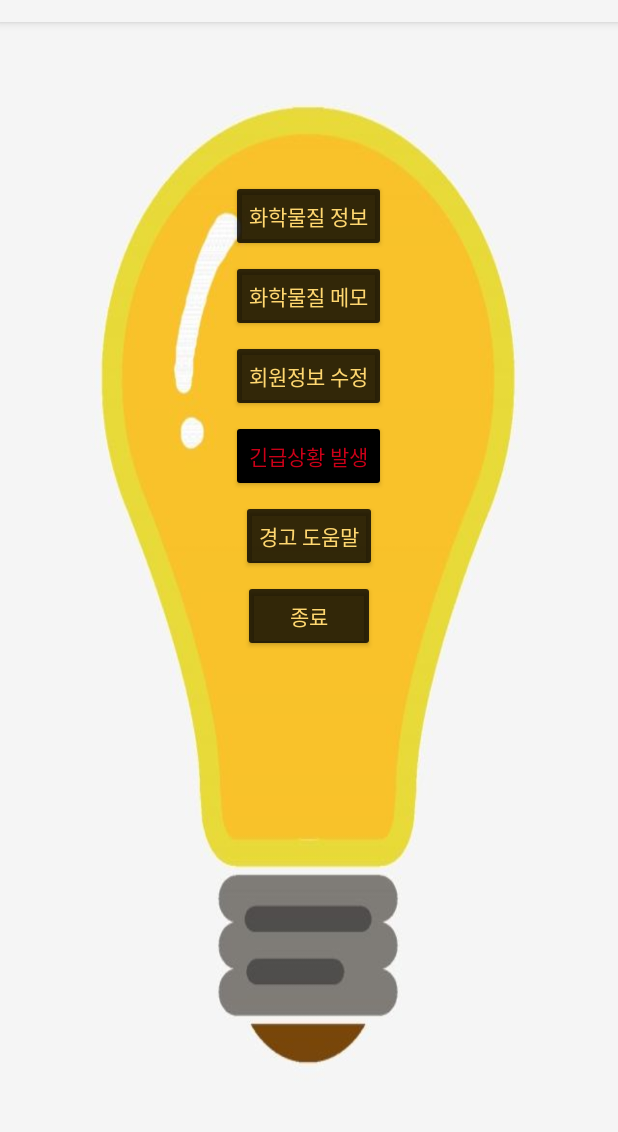
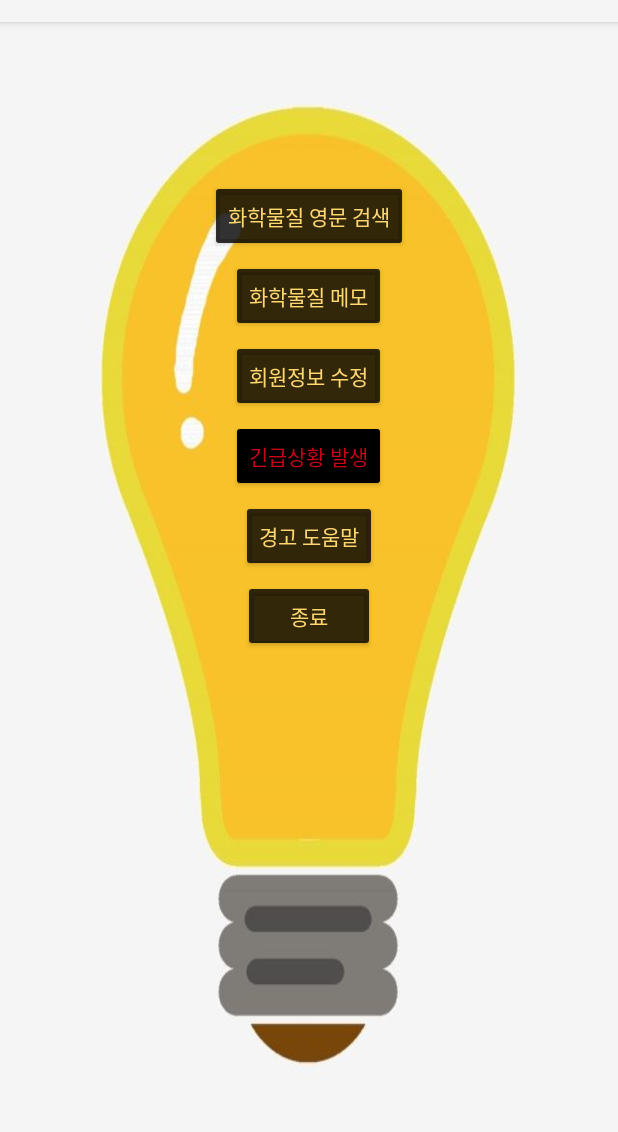
Before and after one commit to Gyubin-Han/MA-SafeLab, an Android app: the MainActivity2 screen opened directly, with no data from a screen before it, on a phone screen of 412 x 824 dp, the part 62-1194 px from its top. Run offline under Robolectric (Android 15) with nearby library versions, the phone set to English and light mode, and no system bars.

Commit message:
메인 화면

```diff
--- a/app/src/main/res/layout/activity_main2.xml
+++ b/app/src/main/res/layout/activity_main2.xml
@@ -15,7 +15,7 @@
         android:id="@+id/button1"
         android:layout_width="wrap_content"
         android:layout_height="wrap_content"
-        android:text="화학물질 정보"
+        android:text="화학물질 영문 검색"
         app:backgroundTint="#CC000000"
         android:textColor="#FFD770"
         android:layout_gravity="center"
```
